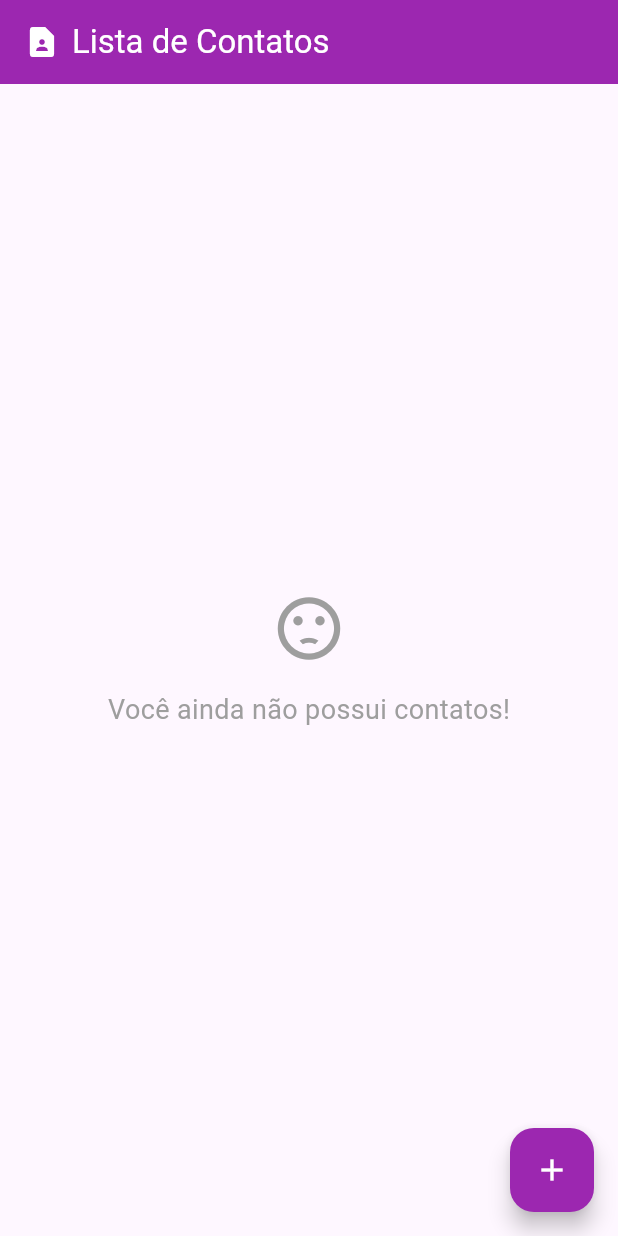
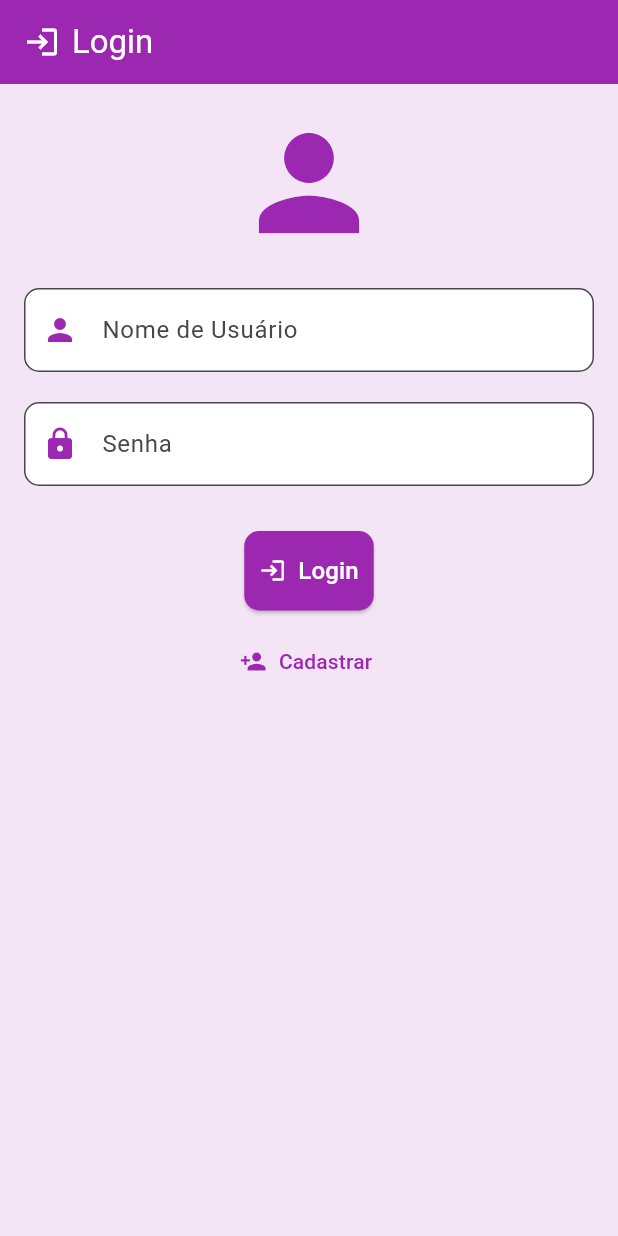
Before and after one commit to fernandalimaavanco/prova-agenda, a Flutter app: the screen it shows after launch, on a phone screen of 412 x 824 dp. Run offline on Flutter 3.47's test engine with Material 3 defaults, Android fonts, the phone set to English and light mode, and no system bars; our stand-ins replace shared_preferences, sqflite; accounts and stored records are empty.

Commit message:
Implementado o login

```diff
--- /dev/null
+++ b/lib/screens/login_screen.dart
@@ -0,0 +1,206 @@
+import 'package:flutter/material.dart';
+import 'package:shared_preferences/shared_preferences.dart';
+import '../database/database_helper.dart';
+import 'contact_list_screen.dart';
+
+class LoginScreen extends StatefulWidget {
+  @override
+  _LoginScreenState createState() => _LoginScreenState();
+}
+
+class _LoginScreenState extends State<LoginScreen> {
+  final _usernameController = TextEditingController();
+  final _passwordController = TextEditingController();
+  final _formKey = GlobalKey<FormState>();
+
+  bool _isLoading = false;
+
+  Future<void> _login() async {
+    if (!_formKey.currentState!.validate()) {
+      return;
+    }
+
+    setState(() {
+      _isLoading = true;
+    });
+
+    String username = _usernameController.text.trim();
+    String password = _passwordController.text.trim();
+
+    final db = DatabaseHelper();
+
+    final user = await db.getUser(username, password);
+
+    if (user != null) {
+      SharedPreferences prefs = await SharedPreferences.getInstance();
+      await prefs.setString('user_token', username);
+
+      Navigator.pushReplacement(
+        context,
+        MaterialPageRoute(builder: (context) => ContactListScreen()),
+      );
+    } else {
+      ScaffoldMessenger.of(context).showSnackBar(
+          SnackBar(
+            content: Text(
+              'Usuário ou senha inválidos!',
+              style: TextStyle(color: Colors.white),
+            ),
+            backgroundColor: Colors.red,
+            duration: Duration(seconds: 2),
+          )
+      );
+    }
+
+    setState(() {
+      _isLoading = false;
+    });
+  }
+
+  Future<void> _register() async {
+    if (!_formKey.currentState!.validate()) {
+      return;
+    }
+
+    setState(() {
+      _isLoading = true;
+    });
+
+    String username = _usernameController.text.trim();
+    String password = _passwordController.text.trim();
+
+    final db = DatabaseHelper();
+
+    bool userExists = await db.isUserExist(username);
+
+    if (userExists) {
+      ScaffoldMessenger.of(context).showSnackBar(
+          SnackBar(
+            content: Text(
+            'Usuário já existe!',
+              style: TextStyle(color: Colors.white),
+            ),
+            backgroundColor: Colors.red,
+            duration: Duration(seconds: 2),
+          ),
+      );
+    } else {
+      await db.insertUser(username, password);
+      ScaffoldMessenger.of(context).showSnackBar(
+        SnackBar(
+          content: Text(
+            'Usuário cadastrado com sucesso!',
+            style: TextStyle(color: Colors.white),
+          ),
+          backgroundColor: Colors.green,
+          duration: Duration(seconds: 2),
+        ),
+      );
+    }
+
+    setState(() {
+      _isLoading = false;
+    });
+  }
+
+  @override
+  Widget build(BuildContext context) {
+    return Scaffold(
+      backgroundColor: Colors.purple[50],
+      appBar: AppBar(
+          backgroundColor: Colors.purple,
+          title: Row(
+            children: [
+              Icon(Icons.login_outlined, color: Colors.white),
+              SizedBox(width: 8),
+              Text('Login', style: TextStyle(color: Colors.white)),
+            ],
+          ),
+      ),
+      body: Padding(
+        padding: const EdgeInsets.all(16.0),
+        child: Form(
+          key: _formKey,
+          child: Column(
+            crossAxisAlignment: CrossAxisAlignment.stretch,
+            children: [
+              Icon(
+                Icons.person,
+                size: 100,
+                color: Colors.purple,
+              ),
+              SizedBox(height: 20),
+              TextFormField(
+                controller: _usernameController,
+                decoration: InputDecoration(
+                  labelText: 'Nome de Usuário',
+                  prefixIcon: Icon(Icons.person, color: Colors.purple),
+                  border: OutlineInputBorder(
+                    borderRadius: BorderRadius.circular(10),
+                  ),
+                  filled: true,
+                  fillColor: Colors.white,
+                ),
+                validator: (value) {
+                  if (value == null || value.isEmpty) {
+                    return 'Informe o nome de usuário';
+                  }
+                  return null;
+                },
+              ),
+              SizedBox(height: 20),
+              TextFormField(
+                controller: _passwordController,
+                decoration: InputDecoration(
+                  labelText: 'Senha',
+                  prefixIcon: Icon(Icons.lock, color: Colors.purple),
+                  border: OutlineInputBorder(
+                    borderRadius: BorderRadius.circular(10),
+                  ),
+                  filled: true,
+                  fillColor: Colors.white,
+                ),
+                obscureText: true,
+                validator: (value) {
+                  if (value == null || value.isEmpty) {
+                    return 'Informe a senha';
+                  }
+                  return null;
+                },
+              ),
+              SizedBox(height: 30),
+              _isLoading
+                  ? Center(child: CircularProgressIndicator())
+                  : Column(
+                children: [
+                  ElevatedButton.icon(
+                    style: ElevatedButton.styleFrom(
+                      backgroundColor: Colors.purple,
+                      foregroundColor: Colors.white,
+                      padding: EdgeInsets.symmetric(vertical: 15, horizontal: 10),
+                      shape: RoundedRectangleBorder(
+                        borderRadius: BorderRadius.circular(10),
+                      ),
+                    ),
+                    icon: Icon(Icons.login, color: Colors.white),
+                    label: Text('Login', style: TextStyle(fontSize: 16)),
+                    onPressed: _login,
+                  ),
+                  SizedBox(height: 10),
+                  TextButton.icon(
+                    onPressed: _register,
+                    icon: Icon(Icons.person_add, color: Colors.purple),
+                    label: Text(
+                      'Cadastrar',
+                      style: TextStyle(color: Colors.purple),
+                    ),
+                  ),
+                ],
+              ),
+            ],
+          ),
+        ),
+      ),
+    );
+  }
+}
--- a/pubspec.yaml
+++ b/pubspec.yaml
@@ -10,6 +10,7 @@ dependencies:
   flutter:
     sdk: flutter
   sqflite: ^2.0.0+4
+  shared_preferences: ^2.0.0
   path: ^1.8.0
 
 dev_dependencies:
```
Also changed, not shown: lib/database/database_helper.dart (+56 -1 lines), lib/main.dart (+44 -1 lines), lib/screens/contact_list_screen.dart (+59 -0 lines), pubspec.lock, 2 other files.
